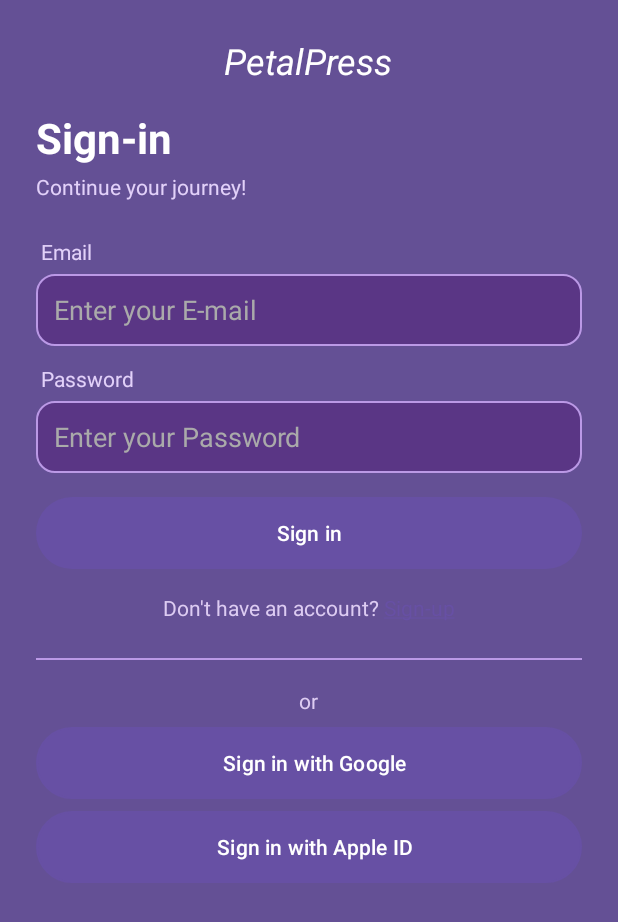
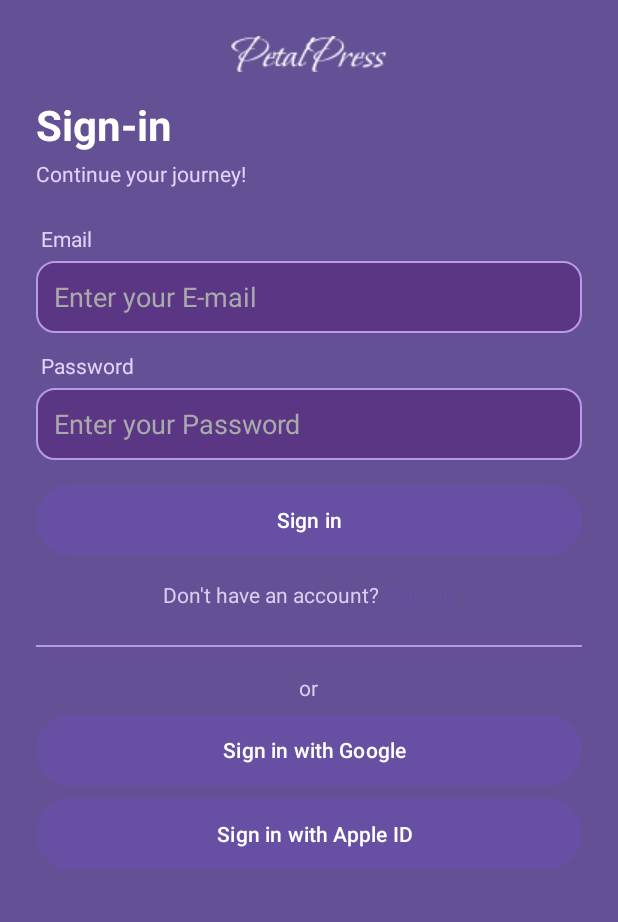
Before and after one commit to Haratoooo/PetalPress2, an Android app: the SignInActivity screen opened directly, with no data from a screen before it, on a phone screen of 412 x 824 dp. Shown: the top 922 px of the screen. Run offline under Robolectric (Android 15) with nearby library versions, the light colour scheme and no system bars.

Commit message:
auth and welcome

```diff
--- a/app/src/main/java/ph/edu/usc/petalpress/WelcomeActivity.java
+++ b/app/src/main/java/ph/edu/usc/petalpress/WelcomeActivity.java
@@ -6,17 +6,11 @@ import androidx.appcompat.app.AppCompatActivity;
 
 public class WelcomeActivity extends AppCompatActivity {
 
-    TextView welcomeText;
 
     @Override
     protected void onCreate(Bundle savedInstanceState) {
         super.onCreate(savedInstanceState);
         setContentView(R.layout.activity_welcome);
 
-        welcomeText = findViewById(R.id.welcomeText);
-
-        // Get email from intent extras
-        String userEmail = getIntent().getStringExtra("USER_EMAIL");
-        welcomeText.setText("Welcome to PetalPress, " + userEmail + "!");
     }
 }
--- a/app/src/main/res/layout/signin.xml
+++ b/app/src/main/res/layout/signin.xml
@@ -7,19 +7,19 @@
 
     <LinearLayout
         android:layout_width="match_parent"
-        android:layout_height="wrap_content"
+        android:layout_height="match_parent"
         android:orientation="vertical"
-        android:gravity="center_horizontal">
+        android:gravity="center_horizontal|center_vertical"
+       >
 
         <!-- App Logo / Name -->
-        <TextView
+        <ImageView
             android:layout_width="wrap_content"
             android:layout_height="wrap_content"
-            android:text="PetalPress"
-            android:textColor="#FFFFFF"
-            android:textSize="24sp"
-            android:textStyle="italic"
-            android:layout_marginBottom="16dp" />
+            android:src="@drawable/petalpress"
+            android:contentDescription="PetalPress logo"
+            android:layout_marginBottom="16dp"
+            />
 
         <!-- Title -->
         <TextView
```
Also changed, not shown: app/src/main/res/layout/signup.xml (+5 -7 lines), app/src/main/res/drawable/petalpress.png (added).
